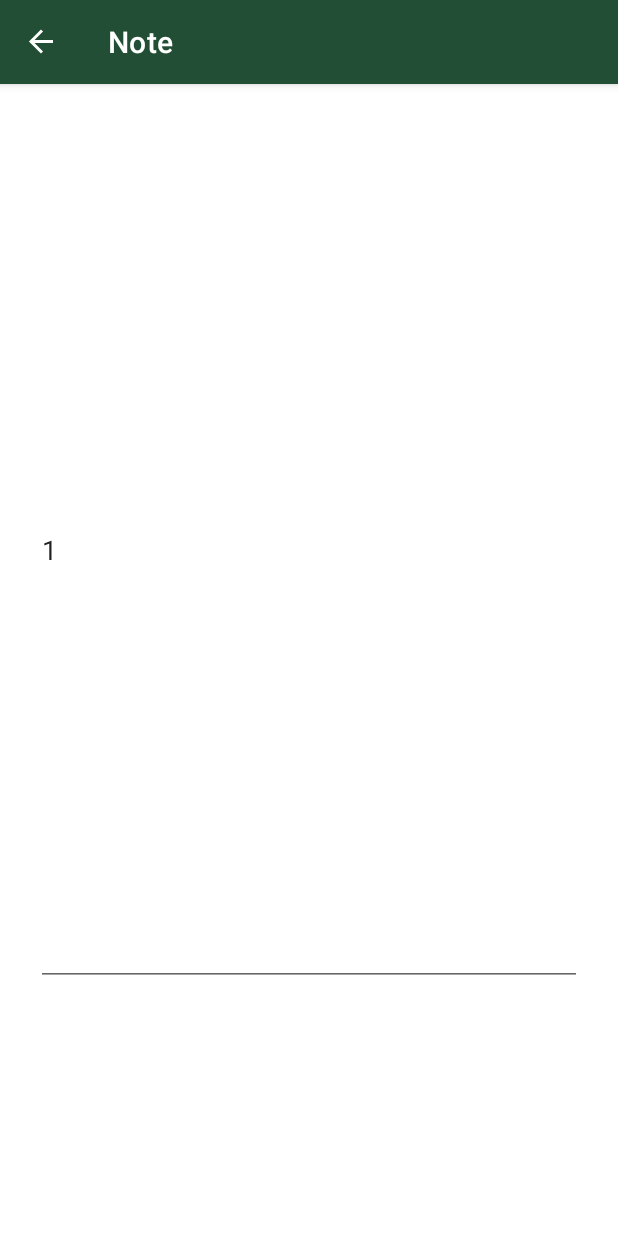
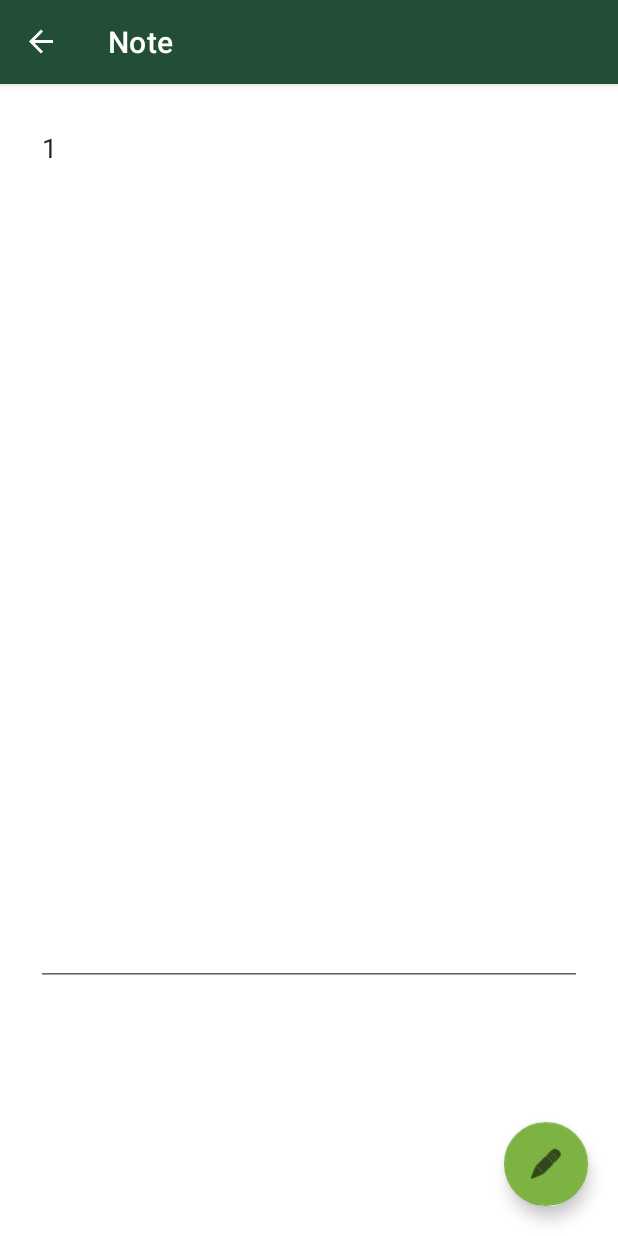
Before and after one commit to CornOnTheJacob/CapstoneY2Q3, an Android app: the NoteDetailFragment screen opened through its navigation route, on a phone screen of 412 x 824 dp. Run offline under Robolectric (Android 15) with nearby library versions, the phone set to English and light mode, and no system bars; our stand-ins replace data binding, navigation-ui.

```diff
--- a/app/src/main/java/com/example/notesapp/fragments/HomeFragment.kt
+++ b/app/src/main/java/com/example/notesapp/fragments/HomeFragment.kt
@@ -4,16 +4,15 @@ import android.os.Bundle
 import android.view.LayoutInflater
 import android.view.View
 import android.view.ViewGroup
-import androidx.appcompat.app.AppCompatActivity
-import androidx.databinding.DataBindingUtil.setContentView
 import androidx.recyclerview.widget.LinearLayoutManager
-import androidx.recyclerview.widget.RecyclerView
 import com.example.notesapp.adapter.CustomAdapter
 import androidx.fragment.app.Fragment
 import androidx.fragment.app.activityViewModels
 import androidx.navigation.fragment.findNavController
 import com.example.notesapp.*
 import com.example.notesapp.databinding.FragmentHomeBinding
+import com.example.notesapp.viewmodel.NotesViewModel
+import com.example.notesapp.viewmodel.NotesViewModelFactory
 
 class HomeFragment : Fragment() {
     private val viewModel: NotesViewModel by activityViewModels {
--- a/app/src/main/java/com/example/notesapp/fragments/NoteDetailFragment.kt
+++ b/app/src/main/java/com/example/notesapp/fragments/NoteDetailFragment.kt
@@ -1,6 +1,7 @@
 package com.example.notesapp.fragments
 
 import android.os.Bundle
+import android.util.Log
 import androidx.fragment.app.Fragment
 import android.view.LayoutInflater
 import android.view.View
@@ -8,9 +9,9 @@ import android.view.ViewGroup
 import androidx.fragment.app.activityViewModels
 import androidx.navigation.fragment.navArgs
 import com.example.notesapp.BaseApplication
-import com.example.notesapp.NotesViewModel
-import com.example.notesapp.NotesViewModelFactory
-import com.example.notesapp.R
+import com.example.notesapp.viewmodel.NotesViewModel
+import com.example.notesapp.viewmodel.NotesViewModelFactory
+import com.example.notesapp.databinding.FragmentNoteDetailBinding
 import com.example.notesapp.model.Notes
 
 /**
@@ -18,8 +19,10 @@ import com.example.notesapp.model.Notes
  */
 class NoteDetailFragment : Fragment() {
 
+    // Variable containing an argument from the note detail fragment
     private val navigationArgs: NoteDetailFragmentArgs by navArgs()
 
+    // Sets up view model factory
     private val viewModel: NotesViewModel by activityViewModels {
         NotesViewModelFactory(
             (activity?.application as BaseApplication).database.notesDao()
@@ -28,18 +31,44 @@ class NoteDetailFragment : Fragment() {
 
     private lateinit var notes: Notes
 
-    override fun onCreate(savedInstanceState: Bundle?) {
-        super.onCreate(savedInstanceState)
-        arguments?.let {
+    // Fragment binding
+    private var _binding: FragmentNoteDetailBinding? = null
+    private val binding get() = _binding!!
 
-        }
-    }
+
 
     override fun onCreateView(
         inflater: LayoutInflater, container: ViewGroup?,
         savedInstanceState: Bundle?
     ): View? {
         // Inflate the layout for this fragment
-        return inflater.inflate(R.layout.fragment_note_detail, container, false)
+        _binding = FragmentNoteDetailBinding.inflate(inflater, container, false)
+        return binding.root
+    }
+
+    override fun onViewCreated(view: View, savedInstanceState: Bundle?) {
+        super.onViewCreated(view, savedInstanceState)
+
+        val id = navigationArgs.id
+        Log.e("This", id.toString())
+        viewModel.getById(id).observe(viewLifecycleOwner) {
+            if (it == null) {
+                return@observe
+            }
+            notes = it
+            bindNote()
+        }
+    }
+
+    // Custom function for binding the data from the database to the fragment
+    private fun bindNote() {
+        binding.apply {
+            if (notes.notes.isBlank()) {
+                text.setText("x")
+            } else {
+                text.setText(notes.notes)
+            }
+            text.visibility = View.INVISIBLE
+        }
     }
 }
--- a/app/src/main/java/com/example/notesapp/viewmodel/NotesViewModel.kt
+++ b/app/src/main/java/com/example/notesapp/viewmodel/NotesViewModel.kt
@@ -1,4 +1,4 @@
-package com.example.notesapp
+package com.example.notesapp.viewmodel
 
 import androidx.lifecycle.*
 import com.example.notesapp.data.NotesDao
--- a/app/src/main/res/layout/fragment_note_detail.xml
+++ b/app/src/main/res/layout/fragment_note_detail.xml
@@ -23,11 +23,25 @@
             android:ems="10"
             android:hint="Enter Text..."
             android:inputType="textMultiLine"
-            android:maxLines="26"
+            android:lines="26"
+            android:minLines="20"
             android:text="1"
+            android:gravity="top|start"
             app:layout_constraintEnd_toEndOf="parent"
             app:layout_constraintStart_toStartOf="parent"
             app:layout_constraintTop_toTopOf="parent" />
 
+        <com.google.android.material.floatingactionbutton.FloatingActionButton
+            android:id="@+id/editButton"
+            android:layout_width="wrap_content"
+            android:layout_height="wrap_content"
+            android:layout_marginEnd="20dp"
+            android:layout_marginBottom="20dp"
+            android:clickable="true"
+            android:contentDescription="edit button"
+            android:src="@android:drawable/ic_menu_edit"
+            app:layout_constraintBottom_toBottomOf="parent"
+            app:layout_constraintEnd_toEndOf="parent" />
+
     </androidx.constraintlayout.widget.ConstraintLayout>
 </layout>
```
Also changed, not shown: app/src/main/java/com/example/notesapp/adapter/CustomAdapter.kt (+8 -8 lines), app/src/main/java/com/example/notesapp/fragments/AddNoteFragment.kt (+2 -11 lines).
